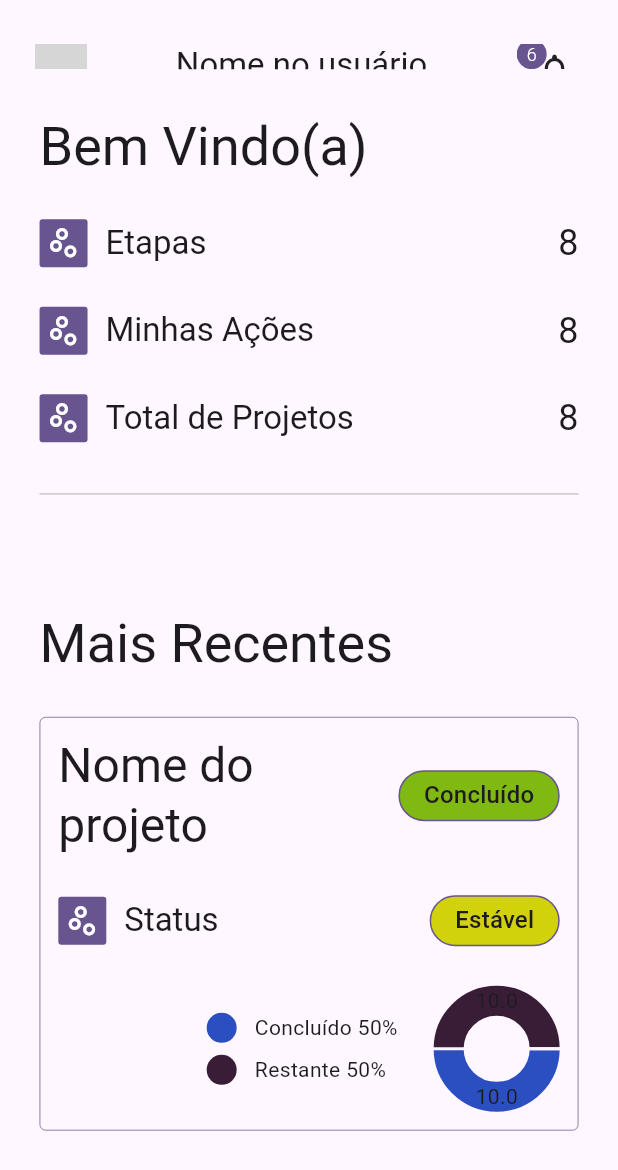
After one commit to JrSEngineer/procraft, a Flutter app: the HomePage screen opened directly, on a phone screen of 412 x 824 dp. The commit adds this screen. Shown: the top 1170 px of the screen. Run offline on Flutter 3.47's test engine with Material 3 defaults, Android fonts, the phone set to English and light mode, and no system bars; drawn by our look-alikes of fl_chart; our stand-ins replace dio; network calls fail; grey boxes are pictures that could not be loaded.

Commit message:
Creating home page.

```diff
--- a/lib/main.dart
+++ b/lib/main.dart
@@ -1,4 +1,5 @@
 import 'package:flutter/material.dart';
+import 'package:flutter/services.dart';
 import 'package:procraft/src/app/modules/authentication/login_page.dart';
 
 void main() {
@@ -10,8 +11,10 @@ class MyApp extends StatelessWidget {
 
   @override
   Widget build(BuildContext context) {
+    SystemChrome.setPreferredOrientations([DeviceOrientation.portraitUp]);
     return MaterialApp(
       title: 'Flutter Demo',
+      debugShowCheckedModeBanner: false,
       theme: ThemeData(
         colorScheme: ColorScheme.fromSeed(seedColor: Colors.deepPurple),
         useMaterial3: true,
--- a/lib/src/app/modules/authentication/login_page.dart
+++ b/lib/src/app/modules/authentication/login_page.dart
@@ -3,6 +3,7 @@ import 'dart:io';
 import 'package:flutter/material.dart';
 import 'package:dio/dio.dart';
 import 'package:procraft/src/app/modules/authentication/create_user_address_page.dart';
+import 'package:procraft/src/app/modules/home/home_page.dart';
 
 class LoginPage extends StatefulWidget {
   const LoginPage({super.key});
@@ -150,11 +151,7 @@ _onFailure(BuildContext context, String message) {
 _onSuccess(BuildContext context) {
   Navigator.of(context).push(
     MaterialPageRoute(
-      builder: (context) => const Scaffold(
-        body: Center(
-          child: Text('Home Page'),
-        ),
-      ),
+      builder: (context) => const HomePage(),
     ),
   );
 }
--- a/lib/src/app/modules/authentication/register_user_page.dart
+++ b/lib/src/app/modules/authentication/register_user_page.dart
@@ -1,7 +1,7 @@
 import 'dart:io';
-
 import 'package:dio/dio.dart';
 import 'package:flutter/material.dart';
+import 'package:procraft/src/app/modules/home/home_page.dart';
 
 class RegisterUserPage extends StatefulWidget {
   const RegisterUserPage({required this.address, super.key});
@@ -132,7 +132,7 @@ class _RegisterUserPageState extends State<RegisterUserPage> {
                     }
                     final data = {
                       "fullName": fullName,
-                      "profileImage": "https://picsum.photos/200/300",
+                      "profileImage": "https://picsum.photos/450",
                       "description": "Usuário do app Procraft.",
                       "phoneNumber": phoneNumber,
                       "cpf": cpf,
@@ -212,11 +212,7 @@ _onFailure(BuildContext context, String message) {
 _onSuccess(BuildContext context) {
   Navigator.of(context).push(
     MaterialPageRoute(
-      builder: (context) => const Scaffold(
-        body: Center(
-          child: Text('Home Page'),
-        ),
-      ),
+      builder: (context) => const HomePage(),
     ),
   );
 }
--- /dev/null
+++ b/lib/src/app/modules/home/home_page.dart
@@ -0,0 +1,79 @@
+import 'package:flutter/material.dart';
+import 'package:procraft/src/app/modules/home/widgets/last_process_widget.dart';
+import 'package:procraft/src/shared/widgets/list_item_widget.dart';
+import 'package:procraft/src/shared/widgets/procraft_appbar.dart';
+
+class HomePage extends StatefulWidget {
+  const HomePage({Key? key}) : super(key: key);
+
+  @override
+  _HomePageState createState() => _HomePageState();
+}
+
+class _HomePageState extends State<HomePage> {
+  @override
+  Widget build(BuildContext context) {
+    final height = MediaQuery.sizeOf(context).height;
+    final width = MediaQuery.sizeOf(context).width;
+    double pageDividerValue = height * 0.032;
+
+    return Scaffold(
+      appBar: ProcraftAppBar(
+        width: width,
+        height: height * 0.092,
+      ),
+      body: Padding(
+        padding: EdgeInsets.symmetric(
+          horizontal: width * 0.064,
+        ),
+        child: Column(
+          crossAxisAlignment: CrossAxisAlignment.start,
+          children: [
+            Text(
+              "Bem Vindo(a)",
+              style: Theme.of(context).textTheme.displaySmall,
+            ),
+            SizedBox(height: pageDividerValue),
+            Column(
+              children: [
+                ListItemWidget(
+                  title: "Etapas",
+                  content: Text(
+                    "8",
+                    style: Theme.of(context).textTheme.headlineSmall,
+                  ),
+                ),
+                SizedBox(height: pageDividerValue),
+                ListItemWidget(
+                  title: "Minhas Ações",
+                  content: Text(
+                    "8",
+                    style: Theme.of(context).textTheme.headlineSmall,
+                  ),
+                ),
+                SizedBox(height: pageDividerValue),
+                ListItemWidget(
+                  title: "Total de Projetos",
+                  content: Text(
+                    "8",
+                    style: Theme.of(context).textTheme.headlineSmall,
+                  ),
+                ),
+                SizedBox(height: pageDividerValue),
+              ],
+            ),
+            Divider(),
+            Spacer(),
+            Text(
+              "Mais Recentes",
+              style: Theme.of(context).textTheme.displaySmall,
+            ),
+            SizedBox(height: pageDividerValue),
+            LastProcessWidget(),
+            Spacer(),
+          ],
+        ),
+      ),
+    );
+  }
+}
--- /dev/null
+++ b/lib/src/app/modules/home/widgets/last_process_widget.dart
@@ -0,0 +1,150 @@
+import 'package:fl_chart/fl_chart.dart';
+import 'package:flutter/material.dart';
+import 'package:procraft/src/shared/widgets/list_item_widget.dart';
+
+class LastProcessWidget extends StatefulWidget {
+  const LastProcessWidget({super.key});
+
+  @override
+  State<LastProcessWidget> createState() => _LastProcessWidgetState();
+}
+
+class _LastProcessWidgetState extends State<LastProcessWidget> {
+  @override
+  Widget build(BuildContext context) {
+    final height = MediaQuery.sizeOf(context).height;
+    double pageDividerValue = height * 0.032;
+    final charSize = height * 0.102;
+    return Container(
+      decoration: BoxDecoration(
+        borderRadius: BorderRadius.circular(4),
+        border: Border.all(
+          color: Theme.of(context).primaryColor,
+          width: 0.5,
+        ),
+      ),
+      child: Padding(
+        padding: EdgeInsets.all(
+          12,
+        ),
+        child: Column(
+          children: [
+            Row(
+              mainAxisAlignment: MainAxisAlignment.spaceBetween,
+              children: [
+                Text(
+                  "Nome do \nprojeto",
+                  maxLines: 3,
+                  style: Theme.of(context).textTheme.headlineLarge,
+                ),
+                Container(
+                  decoration: BoxDecoration(
+                    borderRadius: BorderRadius.circular(48),
+                    color: const Color(0xff7FB912),
+                    border: Border.all(
+                      color: Theme.of(context).primaryColor,
+                      width: 1,
+                    ),
+                  ),
+                  child: Padding(
+                    padding: const EdgeInsets.symmetric(horizontal: 16, vertical: 4),
+                    child: Center(
+                      child: Text(
+                        "Concluído",
+                        style: Theme.of(context).textTheme.titleMedium,
+                      ),
+                    ),
+                  ),
+                ),
+              ],
+            ),
+            SizedBox(height: pageDividerValue),
+            ListItemWidget(
+              title: "Status",
+              content: Container(
+                decoration: BoxDecoration(
+                  borderRadius: BorderRadius.circular(48),
+                  color: const Color(0xffD1D10C),
+                  border: Border.all(
+                    color: Theme.of(context).primaryColor,
+                    width: 1,
+                  ),
+                ),
+                child: Padding(
+                  padding: const EdgeInsets.symmetric(horizontal: 16, vertical: 4),
+                  child: Center(
+                    child: Text(
+                      "Estável",
+                      style: Theme.of(context).textTheme.titleMedium,
+                    ),
+                  ),
+                ),
+              ),
+            ),
+            SizedBox(height: pageDividerValue),
+            Row(
+              mainAxisAlignment: MainAxisAlignment.end,
+              children: [
+                Column(
+                  crossAxisAlignment: CrossAxisAlignment.start,
+                  children: [
+                    Row(
+                      children: [
+                        Container(
+                          height: 20,
+                          width: 20,
+                          decoration: BoxDecoration(
+                            borderRadius: BorderRadius.circular(48),
+                            color: const Color(0xff2B4EC0),
+                          ),
+                        ),
+                        SizedBox(width: 12),
+                        Text("Concluído 50%"),
+                      ],
+                    ),
+                    const SizedBox(height: 8),
+                    Row(
+                      children: [
+                        Container(
+                          height: 20,
+                          width: 20,
+                          decoration: BoxDecoration(
+                            borderRadius: BorderRadius.circular(48),
+                            color: const Color(0xff391D37),
+                          ),
+                        ),
+                        SizedBox(width: 12),
+                        Text("Restante 50%"),
+                      ],
+                    ),
+                  ],
+                ),
+                Padding(
+                  padding: const EdgeInsets.only(left: 24),
+                  child: Container(
+                    height: charSize,
+                    width: charSize,
+                    child: PieChart(
+                      PieChartData(
+                        sections: [
+                          PieChartSectionData(
+                            color: Color(0xff2B4EC0),
+                            radius: 20,
+                          ),
+                          PieChartSectionData(
+                            color: Color(0xff391D37),
+                            radius: 20,
+                          ),
+                        ],
+                      ),
+                    ),
+                  ),
+                ),
+              ],
+            ),
+          ],
+        ),
+      ),
+    );
+  }
+}
--- /dev/null
+++ b/lib/src/shared/widgets/list_item_widget.dart
@@ -0,0 +1,42 @@
+// ignore_for_file: public_member_api_docs, sort_constructors_first
+import 'package:flutter/material.dart';
+
+class ListItemWidget extends StatefulWidget {
+  const ListItemWidget({Key? key, required this.title, required this.content}) : super(key: key);
+  final String title;
+  final Widget content;
+  @override
+  State<ListItemWidget> createState() => _ListItemWidgetState();
+}
+
+class _ListItemWidgetState extends State<ListItemWidget> {
+  @override
+  Widget build(BuildContext context) {
+    return Row(
+      mainAxisAlignment: MainAxisAlignment.start,
+      children: [
+        Container(
+          height: 32,
+          width: 32,
+          decoration: BoxDecoration(
+            borderRadius: BorderRadius.circular(2),
+            color: Theme.of(context).primaryColor,
+          ),
+          child: Icon(
+            Icons.scatter_plot_outlined,
+            color: Colors.white,
+          ),
+        ),
+        SizedBox(
+          width: 12,
+        ),
+        Text(
+          widget.title,
+          style: Theme.of(context).textTheme.titleLarge,
+        ),
+        Spacer(),
+        widget.content,
+      ],
+    );
+  }
+}
--- /dev/null
+++ b/lib/src/shared/widgets/procraft_appbar.dart
@@ -0,0 +1,86 @@
+import 'package:flutter/material.dart';
+
+class ProcraftAppBar extends PreferredSize {
+  ProcraftAppBar({required this.width, required this.height})
+      : super(
+          preferredSize: Size(width, height),
+          child: Placeholder(),
+        );
+
+  final double height;
+  final double width;
+  @override
+  Widget build(BuildContext context) {
+    final profileImageSize = MediaQuery.sizeOf(context).height * 0.042;
+    final verticalAppBarPadding = MediaQuery.sizeOf(context).height * 0.036;
+    final horizontalAppBarPadding = MediaQuery.sizeOf(context).height * 0.028;
+    final notificationsContainerSize = MediaQuery.sizeOf(context).height * 0.054;
+    final notificationsIconSize = MediaQuery.sizeOf(context).height * 0.032;
+    return Padding(
+      padding: EdgeInsets.symmetric(
+        vertical: verticalAppBarPadding,
+        horizontal: horizontalAppBarPadding,
+      ),
+      child: Container(
+        height: height,
+        width: width,
+        child: Row(
+          mainAxisAlignment: MainAxisAlignment.spaceBetween,
+          children: [
+            Container(
+              height: profileImageSize,
+              width: profileImageSize,
+              decoration: BoxDecoration(
+                borderRadius: BorderRadius.circular(100),
+                image: DecorationImage(
+                  image: NetworkImage(
+                    "https://picsum.photos/200",
+                  ),
+                ),
+              ),
+            ),
+            Text(
+              "Nome no usuário",
+              style: Theme.of(context).textTheme.titleLarge,
+            ),
+            Container(
+              height: notificationsContainerSize,
+              width: notificationsContainerSize,
+              alignment: Alignment.center,
+              child: Stack(
+                children: [
+                  Positioned(
+                    top: 4,
+                    left: 12,
+                    child: Icon(
+                      Icons.notifications_none,
+                      size: notificationsIconSize,
+                    ),
+                  ),
+                  Positioned(
+                    left: 0,
+                    bottom: 0,
+                    child: Container(
+                      height: 20,
+                      width: 20,
+                      decoration: BoxDecoration(
+                        shape: BoxShape.circle,
+                        color: Theme.of(context).primaryColor,
+                      ),
+                      child: Center(
+                        child: Text(
+                          "6",
+                          style: TextStyle(color: Colors.white, fontSize: 12, fontWeight: FontWeight.w300),
+                        ),
+                      ),
+                    ),
+                  ),
+                ],
+              ),
+            ),
+          ],
+        ),
+      ),
+    );
+  }
+}
--- a/pubspec.yaml
+++ b/pubspec.yaml
@@ -17,6 +17,7 @@ dependencies:
   dio: ^5.7.0
   firebase_auth: ^4.17.8
   firebase_core: ^2.27.0
+  fl_chart: ^0.69.0
 
 dev_dependencies:
   flutter_test:
```
Also changed, not shown: pubspec.lock.
